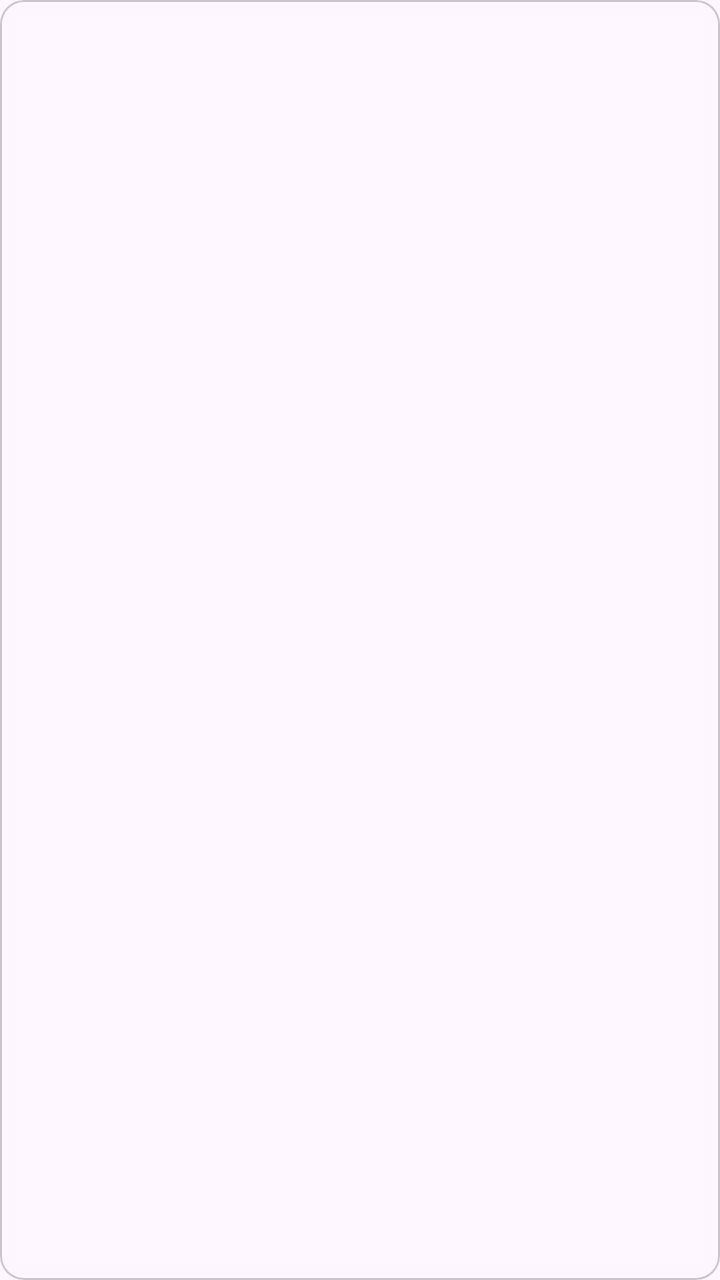
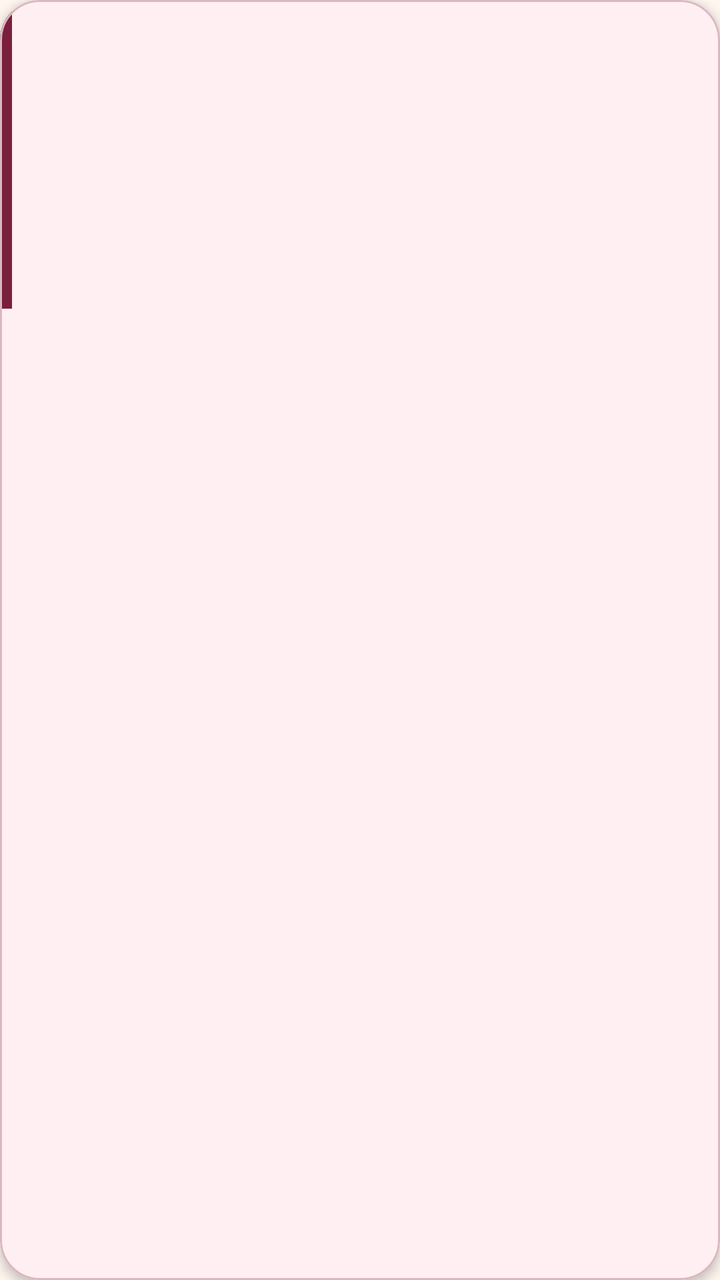

Screens rendered from an Android XML layout before and after an edit, with the pre-edit source and the edit as a unified diff.
<!-- AndroidManifest.xml: application theme Theme.KoleksiBacaan -->
<!-- res/layout/item_buku.xml -->
<?xml version="1.0" encoding="utf-8"?>
<com.google.android.material.card.MaterialCardView
    xmlns:android="http://schemas.android.com/apk/res/android"
    style="@style/Widget.Material3.CardView.Outlined"
    android:layout_width="match_parent"
    android:layout_height="wrap_content"
    android:layout_marginHorizontal="16dp"
    android:layout_marginVertical="6dp">

    <LinearLayout
        android:layout_width="match_parent"
        android:layout_height="wrap_content"
        android:orientation="vertical"
        android:padding="16dp">

        <TextView
            android:id="@+id/tvJudul"
            android:layout_width="match_parent"
            android:layout_height="wrap_content"
            android:textSize="18sp"
            android:textStyle="bold" />

        <TextView
            android:id="@+id/tvPenulis"
            android:layout_width="match_parent"
            android:layout_height="wrap_content"
            android:layout_marginTop="2dp" />

        <TextView
            android:id="@+id/tvKategori"
            android:layout_width="wrap_content"
            android:layout_height="wrap_content"
            android:layout_marginTop="8dp" />

        <LinearLayout
            android:layout_width="match_parent"
            android:layout_height="wrap_content"
            android:layout_marginTop="8dp"
            android:orientation="horizontal">

            <TextView
                android:id="@+id/tvStatus"
                android:layout_width="0dp"
                android:layout_height="wrap_content"
                android:layout_weight="1"
                android:textStyle="bold" />

            <TextView
                android:id="@+id/tvRating"
                android:layout_width="wrap_content"
                android:layout_height="wrap_content" />
        </LinearLayout>

        <TextView
            android:id="@+id/tvProgres"
            android:layout_width="match_parent"
            android:layout_height="wrap_content"
            android:layout_marginTop="4dp" />
    </LinearLayout>
</com.google.android.material.card.MaterialCardView>
<!-- resources referenced by this layout -->
<resources>
  <style name="Theme.KoleksiBacaan" parent="Base.Theme.KoleksiBacaan" />
  <style name="Base.Theme.KoleksiBacaan" parent="Theme.Material3.DayNight.NoActionBar">
          
          
      </style>
</resources>

<!-- the commit's change to res/layout/item_buku.xml (unified diff, before → after) -->
@@ -1,60 +1,86 @@
 <?xml version="1.0" encoding="utf-8"?>
 <com.google.android.material.card.MaterialCardView
     xmlns:android="http://schemas.android.com/apk/res/android"
-    style="@style/Widget.Material3.CardView.Outlined"
+    xmlns:app="http://schemas.android.com/apk/res-auto"
+    style="@style/Widget.Material3.CardView.Elevated"
     android:layout_width="match_parent"
     android:layout_height="wrap_content"
     android:layout_marginHorizontal="16dp"
-    android:layout_marginVertical="6dp">
+    android:layout_marginVertical="7dp"
+    app:cardBackgroundColor="@color/kb_card"
+    app:cardCornerRadius="20dp"
+    app:cardElevation="3dp"
+    app:strokeColor="@color/kb_outline"
+    app:strokeWidth="1dp">
 
     <LinearLayout
         android:layout_width="match_parent"
         android:layout_height="wrap_content"
-        android:orientation="vertical"
-        android:padding="16dp">
+        android:orientation="horizontal">
 
-        <TextView
-            android:id="@+id/tvJudul"
-            android:layout_width="match_parent"
-            android:layout_height="wrap_content"
-            android:textSize="18sp"
-            android:textStyle="bold" />
-
-        <TextView
-            android:id="@+id/tvPenulis"
-            android:layout_width="match_parent"
-            android:layout_height="wrap_content"
-            android:layout_marginTop="2dp" />
-
-        <TextView
-            android:id="@+id/tvKategori"
-            android:layout_width="wrap_content"
-            android:layout_height="wrap_content"
-            android:layout_marginTop="8dp" />
+        <View
+            android:layout_width="6dp"
+            android:layout_height="match_parent"
+            android:background="@color/kb_primary" />
 
         <LinearLayout
-            android:layout_width="match_parent"
+            android:layout_width="0dp"
             android:layout_height="wrap_content"
-            android:layout_marginTop="8dp"
-            android:orientation="horizontal">
+            android:layout_weight="1"
+            android:orientation="vertical"
+            android:padding="16dp">
 
             <TextView
-                android:id="@+id/tvStatus"
-                android:layout_width="0dp"
+                android:id="@+id/tvJudul"
+                android:layout_width="match_parent"
                 android:layout_height="wrap_content"
-                android:layout_weight="1"
+                android:textColor="@color/kb_primary"
+                android:textSize="18sp"
                 android:textStyle="bold" />
 
             <TextView
-                android:id="@+id/tvRating"
+                android:id="@+id/tvPenulis"
+                android:layout_width="match_parent"
+                android:layout_height="wrap_content"
+                android:layout_marginTop="2dp"
+                android:textColor="@color/kb_on_surface" />
+
+            <TextView
+                android:id="@+id/tvKategori"
                 android:layout_width="wrap_content"
-                android:layout_height="wrap_content" />
+                android:layout_height="wrap_content"
+                android:layout_marginTop="8dp"
+                android:textColor="@color/kb_accent"
+                android:textStyle="italic" />
+
+            <LinearLayout
+                android:layout_width="match_parent"
+                android:layout_height="wrap_content"
+                android:layout_marginTop="8dp"
+                android:orientation="horizontal">
+
+                <TextView
+                    android:id="@+id/tvStatus"
+                    android:layout_width="0dp"
+                    android:layout_height="wrap_content"
+                    android:layout_weight="1"
+                    android:textColor="@color/kb_primary"
+                    android:textStyle="bold" />
+
+                <TextView
+                    android:id="@+id/tvRating"
+                    android:layout_width="wrap_content"
+                    android:layout_height="wrap_content"
+                    android:textColor="@color/kb_accent"
+                    android:textStyle="bold" />
+            </LinearLayout>
+
+            <TextView
+                android:id="@+id/tvProgres"
+                android:layout_width="match_parent"
+                android:layout_height="wrap_content"
+                android:layout_marginTop="4dp"
+                android:textColor="@color/kb_on_surface" />
         </LinearLayout>
-
-        <TextView
-            android:id="@+id/tvProgres"
-            android:layout_width="match_parent"
-            android:layout_height="wrap_content"
-            android:layout_marginTop="4dp" />
     </LinearLayout>
 </com.google.android.material.card.MaterialCardView>
<!-- resource entries referenced after the edit -->
@@ -1,9 +1,31 @@
 <!-- resources referenced by this layout -->
 <resources>
+  <color name="kb_accent">#B5446E</color>
+  <color name="kb_card">#FFEFF3</color>
+  <color name="kb_on_surface">#2B1A1E</color>
+  <color name="kb_outline">#D9B8C0</color>
+  <color name="kb_primary">#7A1F3D</color>
   <style name="Theme.KoleksiBacaan" parent="Base.Theme.KoleksiBacaan" />
   <style name="Base.Theme.KoleksiBacaan" parent="Theme.Material3.DayNight.NoActionBar">
+          <item name="colorPrimary">@color/kb_primary</item>
+          <item name="colorOnPrimary">@color/kb_on_primary</item>
+          <item name="colorPrimaryContainer">@color/kb_primary_container</item>
+          <item name="colorOnPrimaryContainer">@color/kb_on_primary_container</item>
+          <item name="colorSecondaryContainer">@color/kb_primary_container</item>
+          <item name="colorOnSecondaryContainer">@color/kb_on_primary_container</item>
+          <item name="android:colorBackground">@color/kb_background</item>
+          <item name="colorSurface">@color/kb_surface</item>
+          <item name="colorOnSurface">@color/kb_on_surface</item>
+          <item name="colorOutline">@color/kb_outline</item>
+          <item name="android:statusBarColor">@color/kb_background</item>
+          <item name="android:windowLightStatusBar">true</item>
           
           
       </style>
+  <color name="kb_on_primary">#FFFFFF</color>
+  <color name="kb_primary_container">#F8D7E0</color>
+  <color name="kb_on_primary_container">#3B0A1B</color>
+  <color name="kb_background">#FFF6EF</color>
+  <color name="kb_surface">#FFFBF8</color>
 </resources>
 
